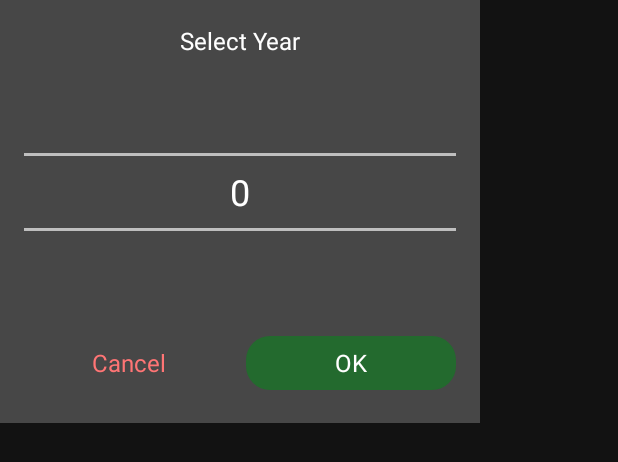
After one commit to NandityaNuswatama/GoalsCatcher, an Android app: the layout dialog_year_picker.xml on its own in the app's theme, with its tools: preview values and no code run, on a phone screen of 412 x 824 dp. The commit adds this screen. Shown: the top 462 px of the screen. Run offline under Robolectric (Android 15) with nearby library versions, the phone set to English and light mode, and no system bars; Roboto replaces fonts that are not available here.

```diff
--- a/app/src/main/java/com/nandits/goalscatcher/utils/HawkKeys.kt
+++ b/app/src/main/java/com/nandits/goalscatcher/utils/HawkKeys.kt
@@ -2,4 +2,5 @@ package com.nandits.goalscatcher.utils
 
 object HawkKeys {
     const val HOME_TITLE = "HOME_TITLE"
+    const val SAVED_YEAR = "SAVED_YEAR"
 }
--- /dev/null
+++ b/app/src/main/res/drawable/bg_tab_unselected.xml
@@ -0,0 +1,5 @@
+<?xml version="1.0" encoding="utf-8"?>
+<shape xmlns:android="http://schemas.android.com/apk/res/android">
+    <solid android:color="@color/colorPrimaryLight40" />
+    <corners android:radius="8dp" />
+</shape>
--- /dev/null
+++ b/app/src/main/res/drawable/selector_tab.xml
@@ -0,0 +1,5 @@
+<?xml version="1.0" encoding="utf-8"?>
+<selector xmlns:android="http://schemas.android.com/apk/res/android">
+    <item android:drawable="@drawable/bg_tab_selected" android:state_selected="true"/>
+    <item android:drawable="@drawable/bg_tab_unselected" />
+</selector>
--- /dev/null
+++ b/app/src/main/res/layout/dialog_year_picker.xml
@@ -0,0 +1,49 @@
+<?xml version="1.0" encoding="utf-8"?>
+<LinearLayout xmlns:android="http://schemas.android.com/apk/res/android"
+    android:layout_width="320dp"
+    android:layout_height="wrap_content"
+    android:background="@color/colorSurfaceLight"
+    android:orientation="vertical"
+    android:padding="16dp">
+
+    <TextView
+        style="@style/TextSemiBold"
+        android:layout_width="match_parent"
+        android:layout_height="wrap_content"
+        android:gravity="center"
+        android:text="@string/label_select_year"
+        android:textSize="16sp" />
+
+    <NumberPicker
+        android:id="@+id/yearPicker"
+        android:layout_width="match_parent"
+        android:layout_height="wrap_content"
+        android:theme="@style/Theme.GoalsCatcher.NumberPicker" />
+
+    <LinearLayout
+        android:layout_width="match_parent"
+        android:layout_height="wrap_content"
+        android:gravity="center"
+        android:orientation="horizontal">
+
+        <com.google.android.material.button.MaterialButton
+            android:id="@+id/btnCancel"
+            style="@style/DangerButtonStyle"
+            android:layout_width="0dp"
+            android:layout_height="wrap_content"
+            android:layout_weight="1"
+            android:text="@string/label_cancel" />
+
+        <View
+            android:layout_width="8dp"
+            android:layout_height="match_parent" />
+
+        <com.google.android.material.button.MaterialButton
+            android:id="@+id/btnOk"
+            style="@style/PrimaryButtonStyle"
+            android:layout_width="0dp"
+            android:layout_height="wrap_content"
+            android:layout_weight="1"
+            android:text="@string/label_ok" />
+    </LinearLayout>
+</LinearLayout>
--- a/app/src/main/res/values/colors.xml
+++ b/app/src/main/res/values/colors.xml
@@ -6,6 +6,7 @@
     <color name="colorPrimaryVeryLight">#ECFFEF</color>
     <color name="colorSurface">#383838</color>
     <color name="colorSurfaceLight">#474747</color>
+    <color name="colorRedLight">#FF7575</color>
     <color name="colorBlack">#FF000000</color>
     <color name="colorWhite">#FFFFFFFF</color>
     <color name="colorTransparent">#00FFFFFF</color>
--- a/app/src/main/res/values/strings.xml
+++ b/app/src/main/res/values/strings.xml
@@ -4,4 +4,7 @@
     <string name="label_enter_your_name">Enter Your Name</string>
     <string name="message_can_use_emoji">You can use emoji to name your category</string>
     <string name="label_done">Done</string>
+    <string name="label_cancel">Cancel</string>
+    <string name="label_ok">OK</string>
+    <string name="label_select_year">Select Year</string>
 </resources>
--- a/app/src/main/res/values/style_button.xml
+++ b/app/src/main/res/values/style_button.xml
@@ -1,4 +1,17 @@
 <?xml version="1.0" encoding="utf-8"?>
 <resources>
 
+    <style name="PrimaryButtonStyle" parent="Widget.MaterialComponents.Button.UnelevatedButton">
+        <item name="android:textAllCaps">false</item>
+        <item name="android:textColor">@color/colorWhite</item>
+        <item name="android:textAppearance">@style/TextSemiBold</item>
+        <item name="cornerRadius">16dp</item>
+        <item name="android:textSize">16sp</item>
+    </style>
+
+    <style name="DangerButtonStyle" parent="PrimaryButtonStyle">
+        <item name="android:backgroundTint">@color/colorTransparent</item>
+        <item name="android:foreground">?selectableItemBackground</item>
+        <item name="android:textColor">@color/colorRedLight</item>
+    </style>
 </resources>
--- a/app/src/main/res/values/themes.xml
+++ b/app/src/main/res/values/themes.xml
@@ -12,6 +12,11 @@
 
     <style name="Theme.GoalsCatcher" parent="Base.Theme.GoalsCatcher">
 
+    </style>
+
+    <style name="Theme.GoalsCatcher.NumberPicker">
+        <item name="android:textSize">24sp</item>
+        <item name="android:textAppearance">@style/TextBold</item>
     </style>
 
     <style name="Theme.GoalsCatcher.WhiteAccent" parent="Base.Theme.GoalsCatcher">
```
Also changed, not shown: app/src/main/java/com/nandits/goalscatcher/utils/Utils.kt (+16 -0 lines), app/src/main/java/com/nandits/goalscatcher/view/MainActivity.kt (+59 -0 lines), app/src/main/res/drawable/bg_tab_selected.xml (added, +9 -0 lines), app/src/main/res/layout/activity_main.xml (+22 -6 lines), app/src/main/res/values/style_tab.xml (added, +15 -0 lines).
